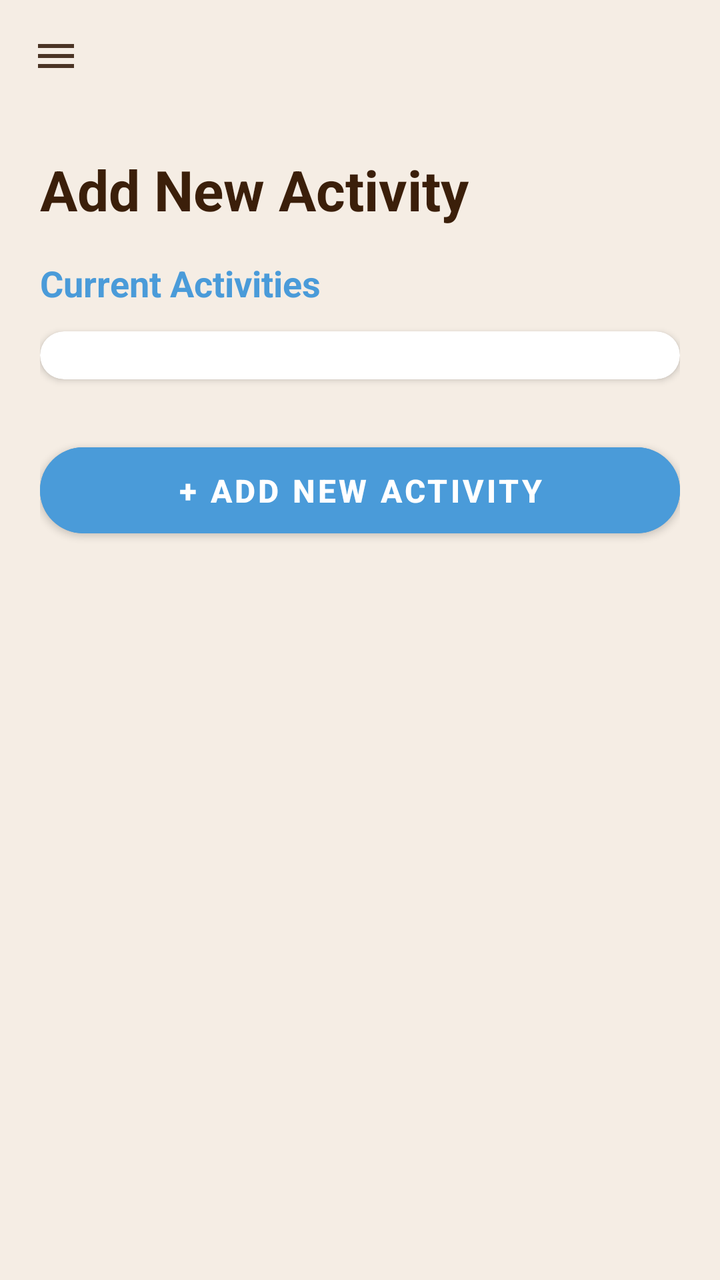
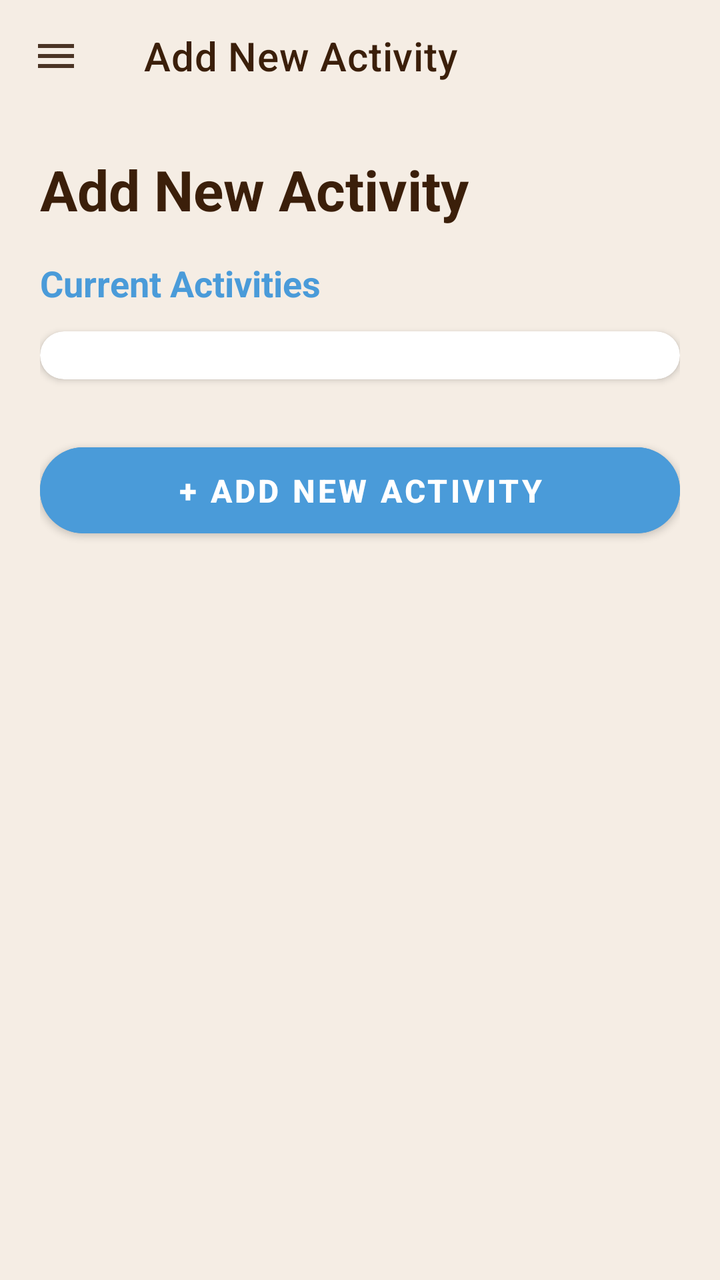

Two renders of the same Android screen: before a commit and after it. Below are the layout's source before the change and the commit's diff.
<!-- AndroidManifest.xml: application theme Theme.AutiMate -->
<!-- res/layout/activity_add_new_activity.xml -->
<?xml version="1.0" encoding="utf-8"?>
<androidx.drawerlayout.widget.DrawerLayout
    xmlns:android="http://schemas.android.com/apk/res/android"
    xmlns:app="http://schemas.android.com/apk/res-auto"
    android:id="@+id/drawerLayout"
    android:layout_width="match_parent"
    android:layout_height="match_parent"
    android:background="@color/cream">

    <LinearLayout
        android:layout_width="match_parent"
        android:layout_height="match_parent"
        android:orientation="vertical">

        <androidx.appcompat.widget.Toolbar
            android:id="@+id/toolbar"
            android:layout_width="match_parent"
            android:layout_height="?attr/actionBarSize"
            android:background="@color/cream"
            app:title=""
            app:navigationIcon="@drawable/ic_menu"
            app:navigationIconTint="@color/brown"/>

        <ScrollView
            android:layout_width="match_parent"
            android:layout_height="match_parent"
            android:padding="20dp">

            <LinearLayout
                android:layout_width="match_parent"
                android:layout_height="wrap_content"
                android:orientation="vertical">

                
                <TextView
                    android:layout_width="wrap_content"
                    android:layout_height="wrap_content"
                    android:text="Add New Activity"
                    android:textSize="28sp"
                    android:textStyle="bold"
                    android:textColor="@color/text_dark"
                    android:layout_marginBottom="16dp"/>

                
                <TextView
                    android:id="@+id/tvCurrentActivities"
                    android:layout_width="wrap_content"
                    android:layout_height="wrap_content"
                    android:text="Current Activities"
                    android:textSize="18sp"
                    android:textStyle="bold"
                    android:textColor="@color/soft_blue"
                    android:layout_marginBottom="12dp"/>

                <androidx.cardview.widget.CardView
                    android:layout_width="match_parent"
                    android:layout_height="wrap_content"
                    app:cardCornerRadius="16dp"
                    app:cardElevation="2dp"
                    app:cardBackgroundColor="@color/white"
                    android:layout_marginBottom="20dp">

                    <LinearLayout
                        android:id="@+id/activityListContainer"
                        android:layout_width="match_parent"
                        android:layout_height="wrap_content"
                        android:orientation="vertical"
                        android:padding="12dp"/>

                </androidx.cardview.widget.CardView>

                
                <Button
                    android:id="@+id/btnAddNewActivity"
                    android:layout_width="match_parent"
                    android:layout_height="55dp"
                    android:text="+ ADD NEW ACTIVITY"
                    android:textSize="16sp"
                    android:textStyle="bold"
                    android:textColor="@color/white"
                    android:backgroundTint="@color/soft_blue"
                    app:cornerRadius="28dp"
                    android:layout_marginTop="8dp"/>

            </LinearLayout>

        </ScrollView>

    </LinearLayout>

    <com.google.android.material.navigation.NavigationView
        android:id="@+id/navView"
        android:layout_width="280dp"
        android:layout_height="match_parent"
        android:layout_gravity="start"
        app:headerLayout="@layout/nav_header_parent"
        app:menu="@menu/navigation_menu_parent"
        app:itemTextColor="@color/text_dark"
        app:itemIconTint="@color/light_brown"
        android:background="@color/white"/>

</androidx.drawerlayout.widget.DrawerLayout>
<!-- res/layout/nav_header_parent.xml (included above) -->
<?xml version="1.0" encoding="utf-8"?>
<LinearLayout xmlns:android="http://schemas.android.com/apk/res/android"
    android:layout_width="match_parent"
    android:layout_height="wrap_content"
    android:orientation="vertical"
    android:padding="20dp"
    android:background="@color/cream">

    <TextView
        android:id="@+id/tvParentName"
        android:layout_width="wrap_content"
        android:layout_height="wrap_content"
        android:text="Parent"
        android:textSize="18sp"
        android:textStyle="bold"
        android:textColor="@color/text_dark" />

    <TextView
        android:id="@+id/tvParentEmail"
        android:layout_width="wrap_content"
        android:layout_height="wrap_content"
        android:text="parent@example.com"
        android:textSize="12sp"
        android:textColor="@color/light_brown"
        android:layout_marginTop="4dp" />

</LinearLayout>
<!-- resources referenced by this layout -->
<resources>
  <color name="brown">#6D4C41</color>
  <color name="cream">#F5EDE4</color>
  <color name="light_brown">#8B6347</color>
  <color name="soft_blue">#4A9BD9</color>
  <color name="text_dark">#3B1F0A</color>
  <color name="white">#FFFFFF</color>
  <!-- drawable ic_menu (drawable) -->
  <vector xmlns:android="http://schemas.android.com/apk/res/android"
      android:width="24dp"
      android:height="24dp"
      android:viewportWidth="24"
      android:viewportHeight="24">
      <path
          android:fillColor="#4B3425"
          android:pathData="M3,18h18v-2H3v2zm0-5h18v-2H3v2zm0-7v2h18V6H3z"/>
  </vector>
  <style name="Theme.AutiMate" parent="Theme.MaterialComponents.DayNight.NoActionBar">
          
          <item name="colorPrimary">@color/cream</item>
          <item name="colorPrimaryVariant">@color/beige</item>
          <item name="colorOnPrimary">@color/text_dark</item>
  
          
          <item name="colorSecondary">@color/soft_blue</item>
          <item name="colorSecondaryVariant">@color/khaki</item>
          <item name="colorOnSecondary">@color/white</item>
  
          
          <item name="android:statusBarColor">@color/cream</item>
  
          
          <item name="android:windowBackground">@color/cream</item>
  
          
          <item name="android:textColor">@color/text_dark</item>
  
          
          <item name="android:buttonBarPositiveButtonStyle">@style/LightPositiveButtonStyle</item>
          <item name="android:buttonBarNegativeButtonStyle">@style/LightNegativeButtonStyle</item>
          <item name="android:buttonBarNeutralButtonStyle">@style/LightNeutralButtonStyle</item>
      </style>
  <color name="beige">#EDE5D9</color>
  <color name="khaki">#C4A882</color>
  <style name="LightPositiveButtonStyle" parent="Widget.AppCompat.Button.ButtonBar.AlertDialog">
          <item name="android:textColor">@android:color/black</item>
          <item name="android:textStyle">bold</item>
      </style>
  <style name="LightNegativeButtonStyle" parent="Widget.AppCompat.Button.ButtonBar.AlertDialog">
          <item name="android:textColor">@android:color/black</item>
          <item name="android:textStyle">bold</item>
      </style>
  <style name="LightNeutralButtonStyle" parent="Widget.AppCompat.Button.ButtonBar.AlertDialog">
          <item name="android:textColor">@android:color/black</item>
          <item name="android:textStyle">bold</item>
      </style>
</resources>

<!-- the commit's change to res/layout/activity_add_new_activity.xml (unified diff, before → after) -->
@@ -17,7 +17,8 @@
             android:layout_width="match_parent"
             android:layout_height="?attr/actionBarSize"
             android:background="@color/cream"
-            app:title=""
+            app:title="Add New Activity"
+            app:titleTextColor="@color/text_dark"
             app:navigationIcon="@drawable/ic_menu"
             app:navigationIconTint="@color/brown"/>
 
@@ -88,43 +89,77 @@
 
     </LinearLayout>
 
+    
     <com.google.android.material.navigation.NavigationView
         android:id="@+id/navView"
         android:layout_width="280dp"
         android:layout_height="match_parent"
         android:layout_gravity="start"
-        app:headerLayout="@layout/nav_header_parent"
-        app:menu="@menu/navigation_menu_parent"
+        android:background="@color/white"
+        app:headerLayout="@layout/nav_header_child"
+        app:itemIconTint="@color/light_brown"
         app:itemTextColor="@color/text_dark"
-        app:itemIconTint="@color/light_brown"
-        android:background="@color/white"/>
+        app:menu="@menu/navigation_menu_child"/>
 
 </androidx.drawerlayout.widget.DrawerLayout>
-<!-- res/layout/nav_header_parent.xml (included above) -->
+<!-- res/layout/nav_header_child.xml (included above) -->
 <?xml version="1.0" encoding="utf-8"?>
 <LinearLayout xmlns:android="http://schemas.android.com/apk/res/android"
+    xmlns:app="http://schemas.android.com/apk/res-auto"
     android:layout_width="match_parent"
     android:layout_height="wrap_content"
     android:orientation="vertical"
-    android:padding="20dp"
-    android:background="@color/cream">
+    android:gravity="center"
+    android:padding="24dp"
+    android:background="@color/beige">
+
+    <androidx.cardview.widget.CardView
+        android:layout_width="70dp"
+        android:layout_height="70dp"
+        app:cardCornerRadius="35dp"
+        app:cardElevation="4dp"
+        app:cardBackgroundColor="@color/white">
+
+        <FrameLayout
+            android:layout_width="match_parent"
+            android:layout_height="match_parent">
+
+            <ImageView
+                android:id="@+id/headerProfileImage"
+                android:layout_width="match_parent"
+                android:layout_height="match_parent"
+                android:scaleType="centerCrop"
+                android:visibility="gone" />
+
+            <TextView
+                android:id="@+id/headerProfileIcon"
+                android:layout_width="match_parent"
+                android:layout_height="match_parent"
+                android:text="👧"
+                android:textSize="35sp"
+                android:gravity="center"/>
+
+        </FrameLayout>
+
+    </androidx.cardview.widget.CardView>
 
     <TextView
-        android:id="@+id/tvParentName"
+        android:id="@+id/tvChildName"
         android:layout_width="wrap_content"
         android:layout_height="wrap_content"
-        android:text="Parent"
-        android:textSize="18sp"
+        android:text="Child Account"
+        android:textSize="16sp"
         android:textStyle="bold"
-        android:textColor="@color/text_dark" />
+        android:textColor="@color/text_dark"
+        android:layout_marginTop="12dp"/>
 
     <TextView
-        android:id="@+id/tvParentEmail"
+        android:id="@+id/tvChildStatus"
         android:layout_width="wrap_content"
         android:layout_height="wrap_content"
-        android:text="parent@example.com"
-        android:textSize="12sp"
-        android:textColor="@color/light_brown"
-        android:layout_marginTop="4dp" />
+        android:text="● Active"
+        android:textSize="10sp"
+        android:textColor="@color/soft_blue"
+        android:layout_marginTop="4dp"/>
 
 </LinearLayout>
